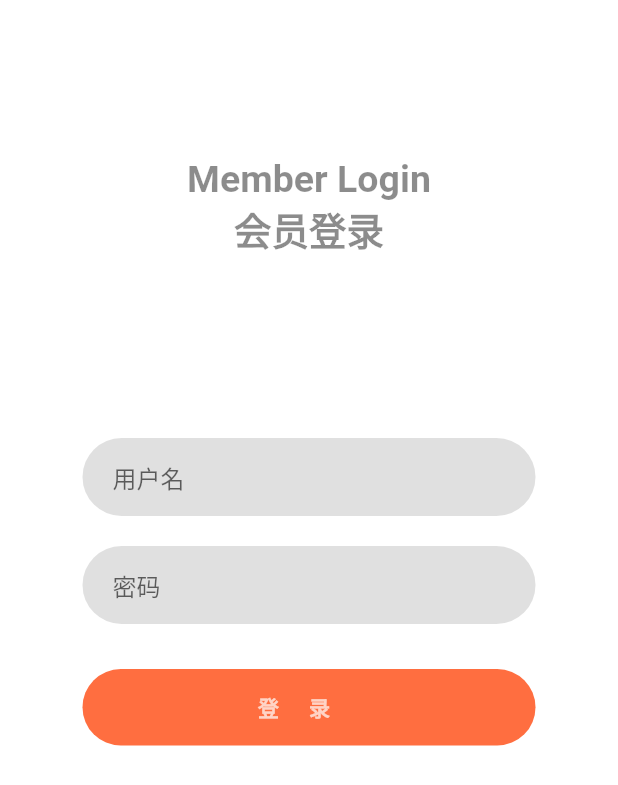
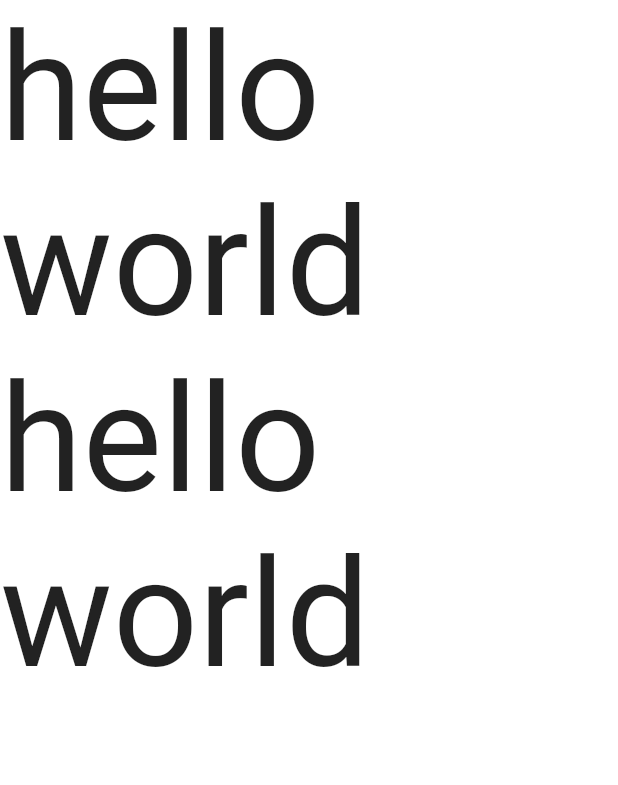
Before and after one commit to sunshinewei/flutter_app_demo, a Flutter app: the screen it shows after launch, on a phone screen of 412 x 824 dp. Shown: the top 785 px of the screen. Run offline on Flutter 3.47's test engine with Material 2 defaults, Android fonts, the phone set to English and light mode, and no system bars.

```diff
--- a/lib/main.dart
+++ b/lib/main.dart
@@ -15,11 +15,71 @@ class LoginApp extends StatelessWidget {
     return Scaffold(
         backgroundColor: Colors.white70,
         body: new SingleChildScrollView(
-          child: new LoginView(),
+//          child: new LoginView(),
+          child: TestStatefulWidget(),
         )
     );
   }
 }
+
+
+class TestStatefulWidget extends StatefulWidget {
+  @override
+  State<StatefulWidget> createState() => TestWidget();
+}
+
+class TestWidget extends State<TestStatefulWidget> {
+  bool active;
+
+  @override
+  void initState() {
+    // TODO: implement initState
+    super.initState();
+    active = false;
+  }
+
+  void _halde(bool newActive) {
+    setState(() {
+      active = newActive;
+    });
+  }
+
+  @override
+  Widget build(BuildContext context) {
+    // TODO: implement build
+    return new Container(
+      child: new TestChildrenWidget(
+        active: active,
+        onChanged: _halde,
+      ),
+    );
+  }
+}
+
+
+class TestChildrenWidget extends StatelessWidget{
+  bool active;
+  ValueChanged<bool> onChanged;
+  TestChildrenWidget({Key key,this.active:false,@required this.onChanged}):super(key:key);
+  void _haldleTab(){
+    onChanged(!active);
+  }
+  @override
+  Widget build(BuildContext context) {
+    // TODO: implement build
+    return new GestureDetector(
+      onTap: _haldleTab,
+      child: new Container(
+        child: Text(
+          active ? "hello world1" : "hello world hello world",
+          style: TextStyle(fontSize: 100),
+        ),
+      ),
+    );
+  }
+}
+
+
 
 class TestGrideView extends StatelessWidget {
   @override
@@ -77,7 +137,6 @@ class LoginView extends StatelessWidget {
                   ),
                 ),
               ]),
-
           SizedBox(height: 120),
           new inputEdtextNameWiget(),
           SizedBox(height: 20,),
@@ -86,7 +145,6 @@ class LoginView extends StatelessWidget {
           new loginButtonWiget(),
         ],
       ),
-
     );
   }
 }
@@ -108,7 +166,6 @@ class inputEdtextNameWiget extends StatelessWidget {
           decoration: InputDecoration(
             hintText: '用户名',
             border: InputBorder.none,
-
           ),
         ),
       ),
@@ -144,7 +201,12 @@ class loginButtonWiget extends StatelessWidget {
   @override
   Widget build(BuildContext context) {
     // TODO: implement build
-    return new SizedBox(
+    return GestureDetector(
+
+      onTapDown: (TapDownDetails topDownDetails) {
+
+      },
+      child: new SizedBox(
         child: new Container(
           padding: EdgeInsets.fromLTRB(2, 15, 2, 15),
           decoration: BoxDecoration(
@@ -160,6 +222,7 @@ class loginButtonWiget extends StatelessWidget {
                 color: Colors.white70),
           ),
 
+        ),
       ),
     );
   }
@@ -183,7 +246,6 @@ class MyApp extends StatelessWidget {
     );
   }
 }
-
 
 class TestStack extends StatelessWidget {
   @override
@@ -281,14 +343,11 @@ class TestRow extends StatelessWidget {
                 ),
 
                 new Opacity(
-                  opacity
-                      : 0.5,
+                  opacity: 0.5,
                   child: new Container(
-                    width:
-                    200.0,
+                    width: 200.0,
                     height: 200.0,
-                    color: Colors.
-                    yellow,
+                    color: Colors.yellow,
                   ),
                 ),
 
@@ -304,11 +363,9 @@ class TestRow extends StatelessWidget {
             style: TextStyle
               (
               fontWeight: FontWeight.bold,
-              fontSize: 20
-              ,
+              fontSize: 20,
               fontStyle: FontStyle.italic,
-              color: Colors
-                  .red,
+              color: Colors.red,
             ),
           ),
         ),
@@ -316,24 +373,12 @@ class TestRow extends StatelessWidget {
           (
           child: Text(
             "文本控件1.4",
-            textAlign
-                : TextAlign.left,
+            textAlign: TextAlign.left,
             style: TextStyle(
-              fontWeight
-                  : FontWeight.bold,
+              fontWeight: FontWeight.bold,
               fontSize: 20,
-              fontStyle
-                  :
-              FontStyle
-                  .
-              italic
-              ,
-              color
-                  :
-              Colors
-                  .
-              green
-              ,
+              fontStyle: FontStyle.italic,
+              color: Colors.green,
             )
             ,
           )
```
Lines whose indentation alone changed are shown as unchanged.
